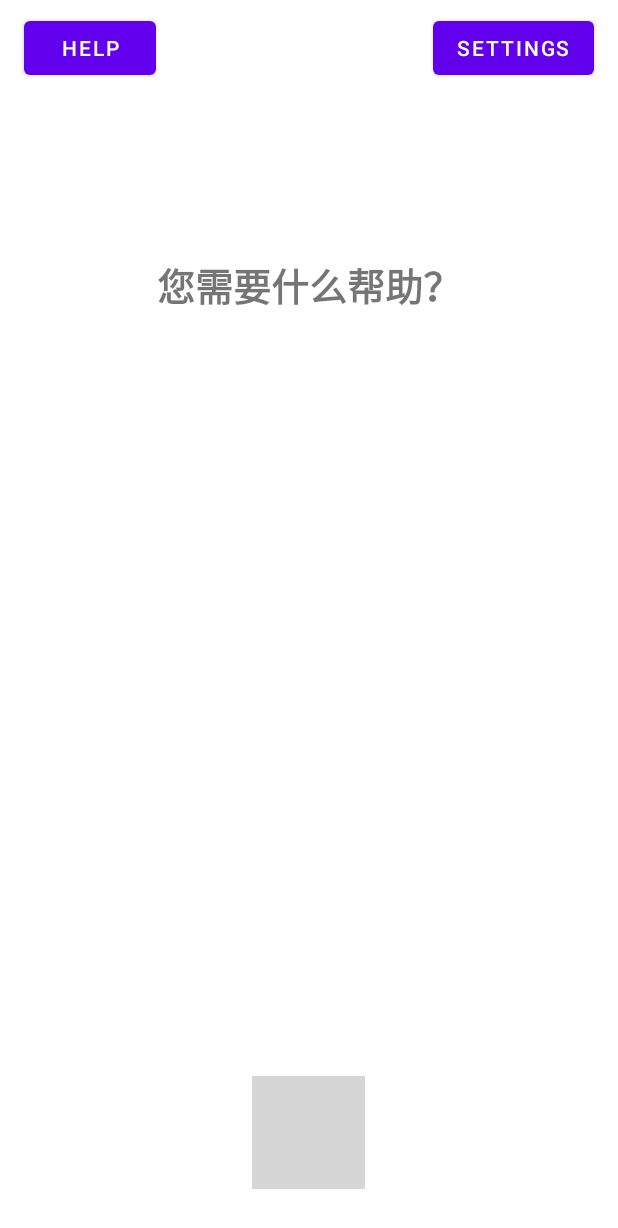
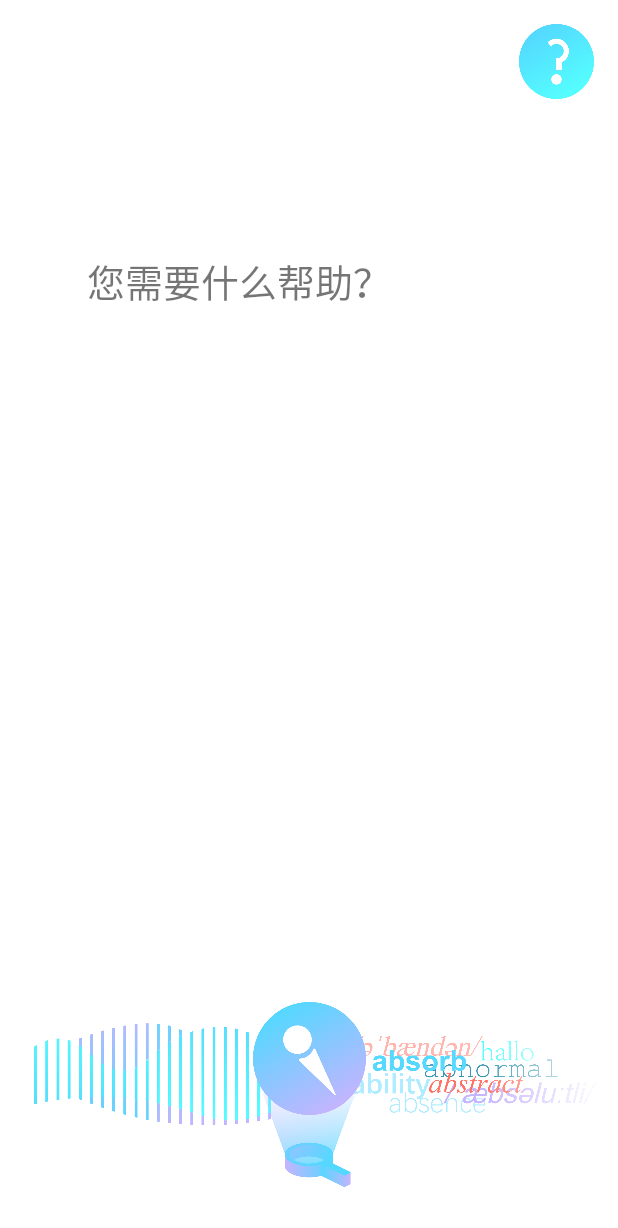
Before and after one commit to Song-Gq/English-helper, an Android app: the MainActivity screen opened directly, with no data from a screen before it, on a phone screen of 412 x 824 dp. Shown: the top 1228 px of the screen. Run offline under Robolectric (Android 15) with nearby library versions, the phone set to English and light mode, and no system bars; libraries missing offline, so code that uses them is left out: com.baidu.aip, com.baidu.speech, com.baidu.tts, com.baidu.voicerecognition; 22 statements that could not run were skipped; grey boxes are pictures that could not be loaded.

Commit message:
UI更新和细节增强
对UI进行了更新，含有新的素材。
语音识别部分指令增多。
修复了没有网络和麦克风权限闪退的问题。
砍掉了帮助按钮，通过欢迎语实现。

```diff
--- a/app/src/main/java/com/hci/englishhelper/PhoneNumberDialog.java
+++ b/app/src/main/java/com/hci/englishhelper/PhoneNumberDialog.java
@@ -36,7 +36,7 @@ public class PhoneNumberDialog extends DialogFragment {
         editText.setText(settings.getString("phone", ""));
 
         builder.setMessage(R.string.setting_title)
-                .setPositiveButton(R.string.setting_confirm, new DialogInterface.OnClickListener() {
+                .setPositiveButton(R.string.setting_confirm_button, new DialogInterface.OnClickListener() {
                     public void onClick(DialogInterface dialog, int id) {
                         EditText editText = dialogView.findViewById(R.id.phone);
                         text = editText.getText().toString();
--- a/app/src/main/res/layout/activity_main.xml
+++ b/app/src/main/res/layout/activity_main.xml
@@ -6,64 +6,71 @@
     android:layout_height="match_parent"
     tools:context=".MainActivity">
 
+    <ImageView
+        android:id="@+id/background"
+        android:layout_width="wrap_content"
+        android:layout_height="180dp"
+        android:layout_marginTop="8dp"
+        android:layout_marginBottom="8dp"
+        android:contentDescription="@string/background_description"
+        app:layout_constraintBottom_toBottomOf="parent"
+        app:layout_constraintEnd_toEndOf="parent"
+        app:layout_constraintHorizontal_bias="1.0"
+        app:layout_constraintStart_toStartOf="parent"
+        app:layout_constraintTop_toTopOf="parent"
+        app:layout_constraintVertical_bias="1.0"
+        app:srcCompat="@drawable/background" />
+
     <ImageButton
         android:id="@+id/voice"
         android:layout_width="75dp"
         android:layout_height="75dp"
         android:layout_marginStart="8dp"
         android:layout_marginLeft="8dp"
-        android:layout_marginTop="8dp"
-        android:layout_marginEnd="2dp"
-        android:layout_marginRight="2dp"
-        android:background="@drawable/microphone"
-        android:contentDescription="Press and recognize"
+        android:layout_marginTop="32dp"
+        android:layout_marginEnd="8dp"
+        android:layout_marginRight="8dp"
+        android:background="@drawable/speak"
+        android:contentDescription="@string/speak_button_description"
         android:onClick="voiceRecognition"
-        app:layout_constraintBottom_toBottomOf="parent"
+        app:layout_constraintBottom_toBottomOf="@+id/background"
         app:layout_constraintEnd_toEndOf="parent"
-        app:layout_constraintHorizontal_bias="0.49"
         app:layout_constraintStart_toStartOf="parent"
-        app:layout_constraintTop_toTopOf="parent"
-        app:layout_constraintVertical_bias="0.958" />
+        app:layout_constraintTop_toTopOf="@+id/background"
+        app:layout_constraintVertical_bias="0.0" />
 
     <TextView
         android:id="@+id/information"
-        android:layout_width="wrap_content"
+        android:layout_width="300dp"
         android:layout_height="wrap_content"
         android:layout_marginStart="8dp"
         android:layout_marginLeft="8dp"
-        android:layout_marginTop="16dp"
+        android:layout_marginTop="8dp"
         android:layout_marginEnd="8dp"
         android:layout_marginRight="8dp"
         android:layout_marginBottom="8dp"
+        android:lineSpacingExtra="8sp"
         android:text="您需要什么帮助？"
         android:textSize="25sp"
         android:textStyle="bold"
+        app:fontFamily="sans-serif-thin"
         app:layout_constraintBottom_toBottomOf="parent"
         app:layout_constraintEnd_toEndOf="parent"
+        app:layout_constraintHorizontal_bias="0.521"
         app:layout_constraintStart_toStartOf="parent"
         app:layout_constraintTop_toTopOf="parent"
-        app:layout_constraintVertical_bias="0.203" />
+        app:layout_constraintVertical_bias="0.208" />
 
-    <Button
-        android:id="@+id/help"
-        android:layout_width="wrap_content"
-        android:layout_height="wrap_content"
-        android:layout_marginStart="16dp"
-        android:layout_marginLeft="16dp"
-        android:layout_marginTop="8dp"
-        android:text="@string/help_button"
-        app:layout_constraintStart_toStartOf="parent"
-        app:layout_constraintTop_toTopOf="parent" />
-
-    <Button
+    <ImageButton
         android:id="@+id/settings"
-        android:layout_width="wrap_content"
-        android:layout_height="wrap_content"
-        android:layout_marginTop="8dp"
+        android:layout_width="50dp"
+        android:layout_height="50dp"
+        android:layout_marginTop="16dp"
         android:layout_marginEnd="16dp"
         android:layout_marginRight="16dp"
+        android:background="@drawable/help"
+        android:contentDescription="@string/help_button_description"
         android:onClick="settingDialog"
-        android:text="@string/setting_button"
         app:layout_constraintEnd_toEndOf="parent"
         app:layout_constraintTop_toTopOf="parent" />
 
--- a/app/src/main/res/values/strings.xml
+++ b/app/src/main/res/values/strings.xml
@@ -2,15 +2,47 @@
     <string name="app_name">EnglishHelper</string>
     <!-- 欢迎语 -->
     <string-array name="welcome_tips">
-        <item>欢迎使用EnglishHelper,快点击下方话筒来调戏我吧～</item>
-        <item>欢迎使用EnglishHelper,说说看我想查询加中文来向我提问吧！</item>
-        <item>欢迎使用EnglishHelper,可以跟我说打电话给老师向老师求助哦！</item>
-        <item>欢迎使用EnglishHelper,说说看每日一词来学习一个新单词吧！</item>
-        <item>欢迎使用EnglishHelper,今天你英语进步了吗？</item>
+        <item>欢迎使用English Helper，快点击下方话筒来调戏我吧～</item>
+        <item>欢迎使用English Helper，说说看我想查询+中文来向我提问吧！</item>
+        <item>欢迎使用English Helper，可以跟我说打电话给老师向老师求助哦！</item>
+        <item>欢迎使用English Helper，说说看每日一词来学习一个新单词吧！</item>
+        <item>欢迎使用English Helper，今天你英语进步了吗？</item>
     </string-array>
-    <string name="setting_title">Set the phone number of your teacher</string>
-    <string name="setting_confirm">Confirm</string>
-    <string name="setting_button">Settings</string>
-    <string name="help_button">Help</string>
-    <string name="text_field">Phone Number</string>
+    <string name="setting_title">请在此填写老师的电话号码</string>
+    <string name="setting_confirm_button">保存</string>
+    <string name="setting_text_field">电话</string>
+    <string name="background_description">background image</string>
+    <string name="help_button_description">help and settings</string>
+    <string name="speak_button_description">tap and speak</string>
+    <string-array name="keywords_post">
+        <item>的英语</item>
+        <item>的英文</item>
+        <item>的外文</item>
+        <item>的外语</item>
+        <item>的翻译</item>
+        <item>的意思</item>
+        <item>用英语</item>
+        <item>用英文</item>
+        <item>怎么说</item>
+        <item>怎么讲</item>
+        <item>的讲法</item>
+        <item>的说法</item>
+        <item>是什么</item>
+        <item>是啥</item>
+    </string-array>
+    <string-array name="keywords_pre">
+        <item>查询</item>
+        <item>知道</item>
+        <item>搜索</item>
+        <item>查找</item>
+        <item>搜寻</item>
+        <item>了解</item>
+        <item>理解</item>
+        <item>搜搜</item>
+        <item>找找</item>
+        <item>查查</item>
+        <item>找找</item>
+        <item>找</item>
+    </string-array>
+
 </resources>
```
Also changed, not shown: app/src/main/java/com/hci/englishhelper/MainActivity.java (+61 -10 lines), app/src/main/res/layout/setting_dialog.xml (+7 -5 lines), app/src/main/res/drawable-xxxhdpi/background.png (added), app/src/main/res/drawable-xxxhdpi/help.png (added), app/src/main/res/drawable-xxxhdpi/recognizing.png (added), app/src/main/res/drawable-xxxhdpi/speak.png (added), 1 other file.
